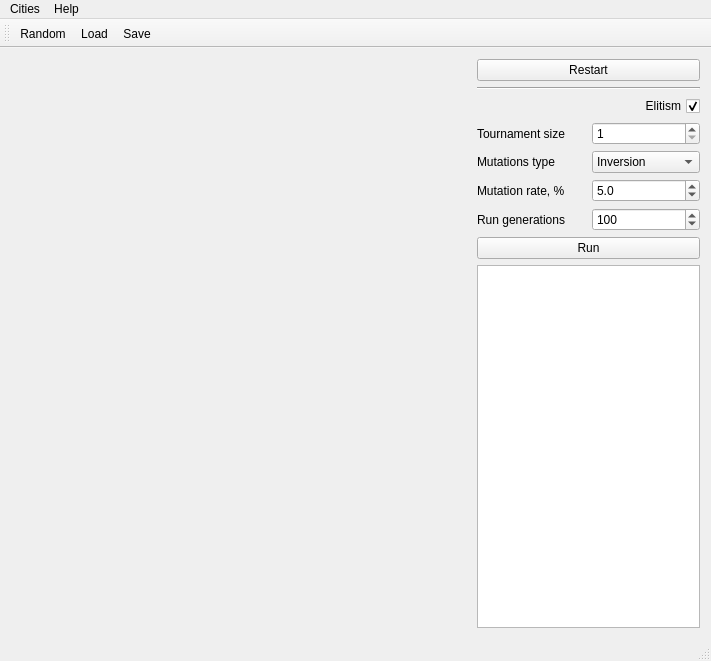
Qt form mainwindow.ui (HungryZerg/SalesmanGenetic) before a commit.
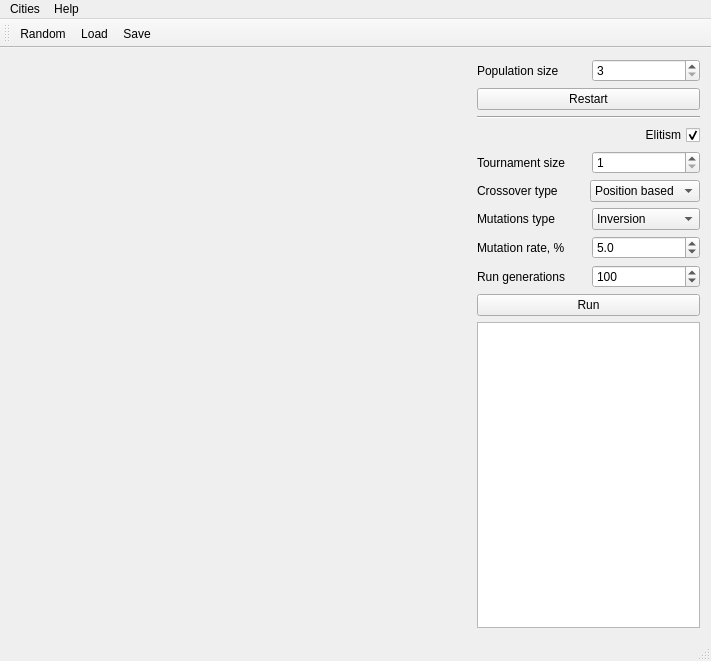
The same form after that commit. Icons and pictures are not drawn. Custom widgets are drawn as their Qt base class.

Commit message: Crossover types added

```diff
--- a/mainwindow.ui
+++ b/mainwindow.ui
@@ -52,10 +52,31 @@
        </layout>
       </item>
       <item>
-       <layout class="QVBoxLayout" name="verticalLayout_3" stretch="0,0,0,1,0,0">
+       <layout class="QVBoxLayout" name="verticalLayout_3" stretch="0,0,0,0,1,0,0">
         <property name="sizeConstraint">
          <enum>QLayout::SetFixedSize</enum>
         </property>
+        <item>
+         <layout class="QHBoxLayout" name="horizontalLayout_8">
+          <item>
+           <widget class="QLabel" name="label_2">
+            <property name="text">
+             <string>Population size</string>
+            </property>
+           </widget>
+          </item>
+          <item>
+           <widget class="QSpinBox" name="popSizeSpinBox">
+            <property name="minimum">
+             <number>3</number>
+            </property>
+            <property name="maximum">
+             <number>100</number>
+            </property>
+           </widget>
+          </item>
+         </layout>
+        </item>
         <item>
          <widget class="QPushButton" name="repopulateButton">
           <property name="text">
@@ -107,6 +128,39 @@
             </item>
            </layout>
           </item>
+          <item>
+           <layout class="QHBoxLayout" name="horizontalLayout_9">
+            <item>
+             <widget class="QLabel" name="crossTypeLabel">
+              <property name="text">
+               <string>Crossover type</string>
+              </property>
+             </widget>
+            </item>
+            <item>
+             <widget class="QComboBox" name="crossTypeComboBox">
+              <property name="currentIndex">
+               <number>2</number>
+              </property>
+              <item>
+               <property name="text">
+                <string>Ordered</string>
+               </property>
+              </item>
+              <item>
+               <property name="text">
+                <string>Cycle</string>
+               </property>
+              </item>
+              <item>
+               <property name="text">
+                <string>Position based</string>
+               </property>
+              </item>
+             </widget>
+            </item>
+           </layout>
+          </item>
           <item>
            <layout class="QHBoxLayout" name="horizontalLayout_7">
             <item>
```
Left out of the diff: 22 changed lines with no effect on the pictures. The commit also changes 11 other files.
